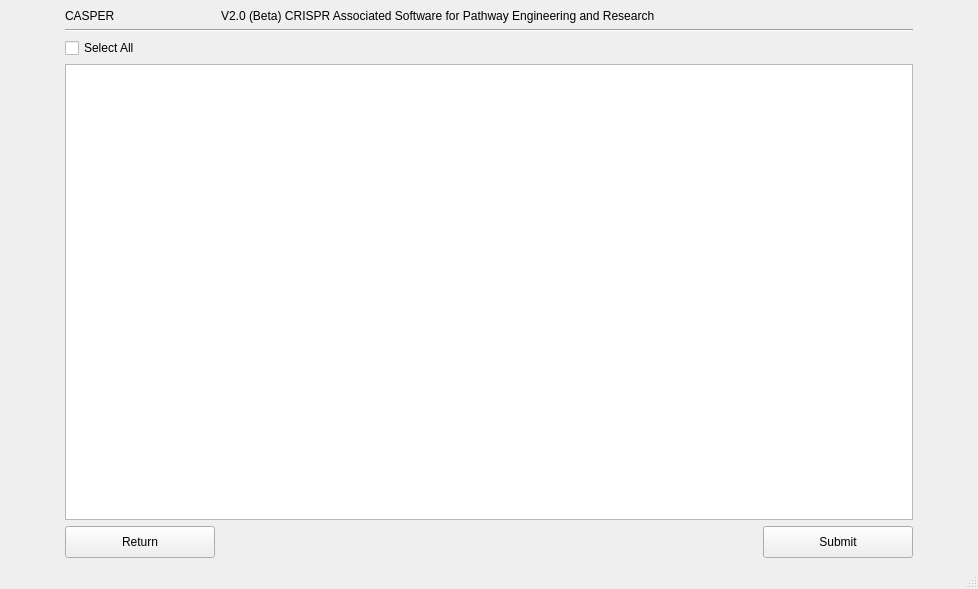
Before: the Qt Designer form Annotation Details.ui in TrinhLab/CASPERapp, drawn with Qt 5.
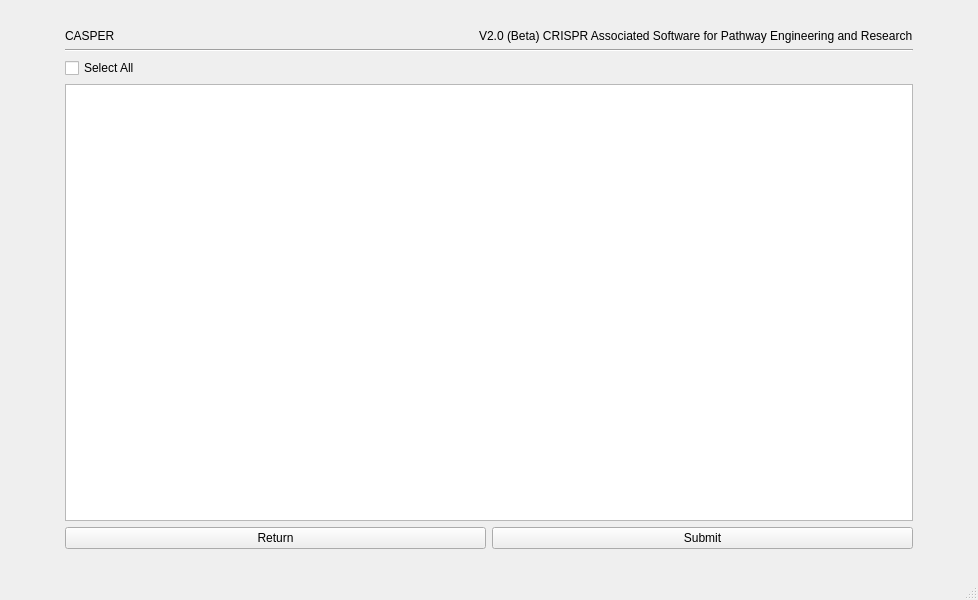
After: the same form once the commit is applied.

Diff of the .ui file:
```diff
--- a/Annotation Details.ui
+++ b/Annotation Details.ui
@@ -10,7 +10,7 @@
     <x>0</x>
     <y>0</y>
     <width>978</width>
-    <height>589</height>
+    <height>600</height>
    </rect>
   </property>
   <property name="font">
@@ -29,110 +29,49 @@
   </property>
   <widget class="QWidget" name="centralwidget">
    <layout class="QGridLayout" name="gridLayout">
-    <item row="3" column="0">
-     <widget class="QLabel" name="label">
-      <property name="minimumSize">
-       <size>
-        <width>50</width>
-        <height>0</height>
-       </size>
+    <item row="8" column="1" colspan="4">
+     <spacer name="verticalSpacer">
+      <property name="orientation">
+       <enum>Qt::Vertical</enum>
       </property>
-      <property name="maximumSize">
-       <size>
-        <width>50</width>
-        <height>16777215</height>
-       </size>
+      <property name="sizeType">
+       <enum>QSizePolicy::Fixed</enum>
       </property>
-      <property name="text">
-       <string/>
-      </property>
-     </widget>
-    </item>
-    <item row="5" column="3" colspan="2" alignment="Qt::AlignRight">
-     <widget class="QPushButton" name="Submit_button">
-      <property name="minimumSize">
+      <property name="sizeHint" stdset="0">
        <size>
-        <width>150</width>
-        <height>32</height>
+        <width>20</width>
+        <height>20</height>
        </size>
       </property>
-      <property name="maximumSize">
-       <size>
-        <width>150</width>
-        <height>32</height>
-       </size>
-      </property>
-      <property name="text">
-       <string>Submit</string>
-      </property>
-     </widget>
+     </spacer>
     </item>
-    <item row="0" column="1">
-     <widget class="QLabel" name="label_8">
-      <property name="maximumSize">
-       <size>
-        <width>16777215</width>
-        <height>16777215</height>
-       </size>
-      </property>
-      <property name="styleSheet">
-       <string notr="true"/>
-      </property>
-      <property name="text">
-       <string>CASPER</string>
-      </property>
-     </widget>
-    </item>
-    <item row="5" column="1">
-     <widget class="QPushButton" name="Go_Back_Button">
-      <property name="minimumSize">
-       <size>
-        <width>150</width>
-        <height>32</height>
-       </size>
-      </property>
-      <property name="maximumSize">
-       <size>
-        <width>150</width>
-        <height>32</height>
-       </size>
-      </property>
-      <property name="text">
-       <string>Return</string>
-      </property>
-     </widget>
-    </item>
-    <item row="3" column="1">
+    <item row="4" column="1">
      <widget class="QCheckBox" name="select_all_checkbox">
       <property name="text">
        <string>Select All</string>
       </property>
      </widget>
     </item>
-    <item row="4" column="1" colspan="4">
-     <widget class="QTableWidget" name="tableWidget">
+    <item row="7" column="6">
+     <widget class="QLabel" name="label_2">
       <property name="minimumSize">
        <size>
-        <width>0</width>
-        <height>317</height>
+        <width>50</width>
+        <height>0</height>
        </size>
       </property>
       <property name="maximumSize">
        <size>
-        <width>1000000</width>
+        <width>50</width>
         <height>16777215</height>
        </size>
       </property>
-     </widget>
-    </item>
-    <item row="1" column="1" colspan="4">
-     <widget class="Line" name="line">
-      <property name="orientation">
-       <enum>Qt::Horizontal</enum>
+      <property name="text">
+       <string/>
       </property>
      </widget>
     </item>
-    <item row="0" column="2" colspan="3">
+    <item row="1" column="4">
      <widget class="QLabel" name="label_7">
       <property name="font">
        <font>
@@ -150,8 +89,46 @@
       </property>
      </widget>
     </item>
-    <item row="5" column="5">
-     <widget class="QLabel" name="label_2">
+    <item row="5" column="6">
+     <spacer name="horizontalSpacer_2">
+      <property name="orientation">
+       <enum>Qt::Horizontal</enum>
+      </property>
+      <property name="sizeType">
+       <enum>QSizePolicy::Fixed</enum>
+      </property>
+      <property name="sizeHint" stdset="0">
+       <size>
+        <width>20</width>
+        <height>20</height>
+       </size>
+      </property>
+     </spacer>
+    </item>
+    <item row="1" column="1" colspan="3">
+     <widget class="QLabel" name="label_8">
+      <property name="sizePolicy">
+       <sizepolicy hsizetype="Preferred" vsizetype="Fixed">
+        <horstretch>0</horstretch>
+        <verstretch>0</verstretch>
+       </sizepolicy>
+      </property>
+      <property name="maximumSize">
+       <size>
+        <width>16777215</width>
+        <height>16777215</height>
+       </size>
+      </property>
+      <property name="styleSheet">
+       <string notr="true"/>
+      </property>
+      <property name="text">
+       <string>CASPER</string>
+      </property>
+     </widget>
+    </item>
+    <item row="4" column="0">
+     <widget class="QLabel" name="label">
       <property name="minimumSize">
        <size>
         <width>50</width>
@@ -169,6 +146,115 @@
       </property>
      </widget>
     </item>
+    <item row="5" column="1" colspan="4">
+     <widget class="QTableWidget" name="tableWidget">
+      <property name="minimumSize">
+       <size>
+        <width>0</width>
+        <height>317</height>
+       </size>
+      </property>
+      <property name="maximumSize">
+       <size>
+        <width>16777215</width>
+        <height>16777215</height>
+       </size>
+      </property>
+     </widget>
+    </item>
+    <item row="0" column="1" colspan="4">
+     <spacer name="verticalSpacer_2">
+      <property name="orientation">
+       <enum>Qt::Vertical</enum>
+      </property>
+      <property name="sizeType">
+       <enum>QSizePolicy::Fixed</enum>
+      </property>
+      <property name="sizeHint" stdset="0">
+       <size>
+        <width>20</width>
+        <height>20</height>
+       </size>
+      </property>
+     </spacer>
+    </item>
+    <item row="5" column="0">
+     <spacer name="horizontalSpacer">
+      <property name="orientation">
+       <enum>Qt::Horizontal</enum>
+      </property>
+      <property name="sizeType">
+       <enum>QSizePolicy::Fixed</enum>
+      </property>
+      <property name="sizeHint" stdset="0">
+       <size>
+        <width>20</width>
+        <height>20</height>
+       </size>
+      </property>
+     </spacer>
+    </item>
+    <item row="2" column="1" colspan="4">
+     <widget class="Line" name="line">
+      <property name="orientation">
+       <enum>Qt::Horizontal</enum>
+      </property>
+     </widget>
+    </item>
+    <item row="6" column="1" rowspan="2" colspan="4">
+     <layout class="QHBoxLayout" name="horizontalLayout">
+      <item>
+       <widget class="QPushButton" name="Go_Back_Button">
+        <property name="sizePolicy">
+         <sizepolicy hsizetype="Expanding" vsizetype="Fixed">
+          <horstretch>0</horstretch>
+          <verstretch>0</verstretch>
+         </sizepolicy>
+        </property>
+        <property name="minimumSize">
+         <size>
+          <width>0</width>
+          <height>0</height>
+         </size>
+        </property>
+        <property name="maximumSize">
+         <size>
+          <width>16777215</width>
+          <height>16777215</height>
+         </size>
+        </property>
+        <property name="text">
+         <string>Return</string>
+        </property>
+       </widget>
+      </item>
+      <item>
+       <widget class="QPushButton" name="Submit_button">
+        <property name="sizePolicy">
+         <sizepolicy hsizetype="Expanding" vsizetype="Fixed">
+          <horstretch>0</horstretch>
+          <verstretch>0</verstretch>
+         </sizepolicy>
+        </property>
+        <property name="minimumSize">
+         <size>
+          <width>0</width>
+          <height>0</height>
+         </size>
+        </property>
+        <property name="maximumSize">
+         <size>
+          <width>16777215</width>
+          <height>16777215</height>
+         </size>
+        </property>
+        <property name="text">
+         <string>Submit</string>
+        </property>
+       </widget>
+      </item>
+     </layout>
+    </item>
    </layout>
   </widget>
   <widget class="QMenuBar" name="menubar">
```
Left out of the diff: 10 changed lines with no effect on the pictures.
